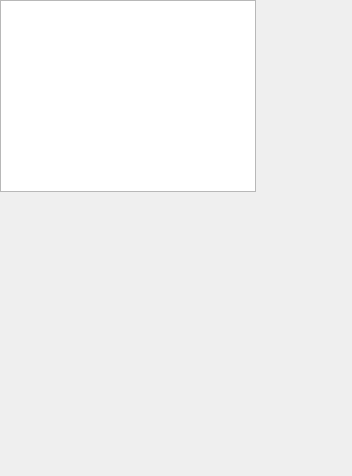
This is MainForm.ui in Zac610/PinguiQT as Qt 5 draws it before an edit. The edited form follows.
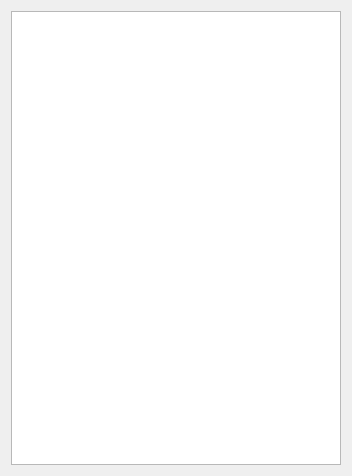
This is the edited form.

What changed in the file:
```diff
--- a/MainForm.ui
+++ b/MainForm.ui
@@ -16,15 +16,9 @@
   <property name="windowTitle">
    <string>Widget</string>
   </property>
+  <layout class="QVBoxLayout" name="verticalLayout">
+   <item>
   <widget class="QTableView" name="tableView">
-   <property name="geometry">
-    <rect>
-     <x>0</x>
-     <y>0</y>
-     <width>256</width>
-     <height>192</height>
-    </rect>
-   </property>
    <property name="mouseTracking">
     <bool>false</bool>
    </property>
@@ -50,6 +44,8 @@
     <bool>false</bool>
    </attribute>
   </widget>
+   </item>
+  </layout>
  </widget>
  <resources/>
  <connections/>
```
Lines whose indentation alone changed are shown as unchanged.
